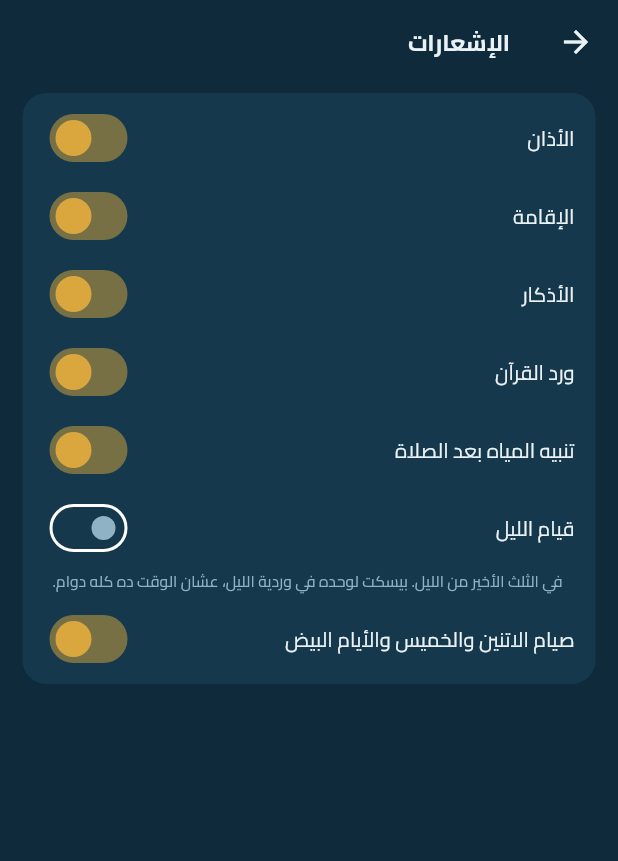
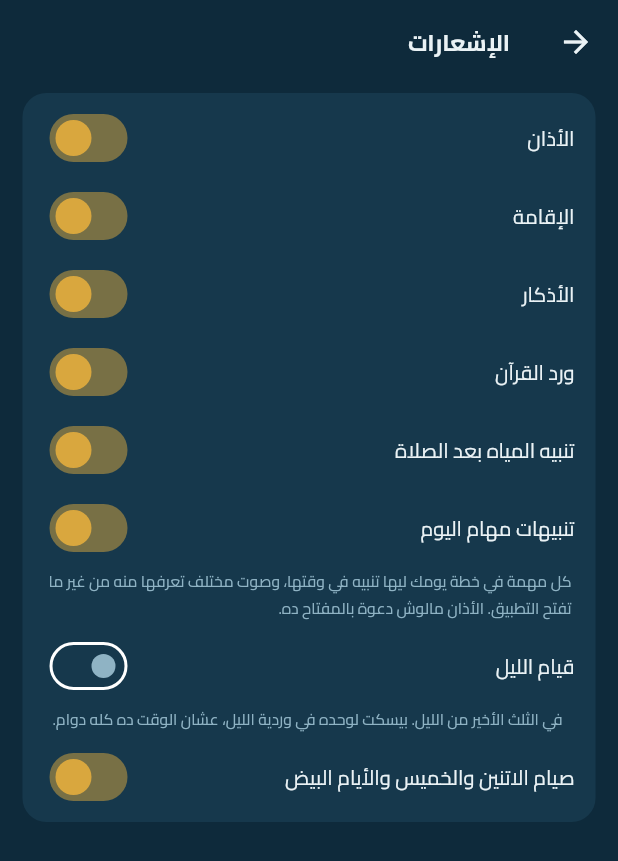
Before and after one commit to Eslamfoka/noury, a Flutter app: the SettingsSectionScreen screen opened directly with empty values, on a phone screen of 412 x 824 dp. Shown: the top 861 px of the screen. Run offline on Flutter 3.47's test engine with Material 3 defaults, Android fonts, the phone set to English and light mode, and no system bars; our stand-ins replace adhan, drift, flutter_local_notifications, flutter_riverpod, flutter_timezone, geolocator and 3 more; accounts and stored records are empty; generated files the repository leaves out were written again; statements that could not run were skipped.

Commit message:
feat(settings): a switch for the task alarms
Every other kind of notification has one; the day's own alarms should not
be the exception. الإعدادات → الإشعارات → تنبيهات مهام اليوم.

On by default, so an upgrade gets the feature rather than having to find
it — the opposite default to قيام الليل, and deliberately: قيام wakes you
at two in the morning, while these are the day Nouri already plans for you.

The line under it says what the switch does *and* what it does not: «الأذان
مالوش دعوة بالمفتاح ده». Silencing the tasks must never read as though it
might silence the prayer call.

Schema v11, additive, one column.

1038 tests passing, analyze clean.

Co-Authored-By: Claude Opus 5 <noreply@anthropic.com>
Claude-Session: https://claude.ai/code/session_01F3d4STf6o3PMvXds1NpB9r

```diff
--- a/lib/core/notifications/scheduling_config_from_db.dart
+++ b/lib/core/notifications/scheduling_config_from_db.dart
@@ -56,6 +56,7 @@ Future<SchedulingConfig> schedulingConfigFromDb(
     notifyFasting: s.notifyFasting,
     notifyWater: s.notifyWater,
     notifyQiyam: s.notifyQiyam,
+    notifyTasks: s.notifyTasks,
     // Only قيام reads this: on a night shift the whole last third is duty
     // time, so there is nothing to offer.
     shift: switch (s.shiftType) {
--- a/lib/features/settings/settings_controller.dart
+++ b/lib/features/settings/settings_controller.dart
@@ -256,6 +256,7 @@ class SettingsController {
       'fasting' => SettingsRowsCompanion(notifyFasting: Value(enabled)),
       'water' => SettingsRowsCompanion(notifyWater: Value(enabled)),
       'qiyam' => SettingsRowsCompanion(notifyQiyam: Value(enabled)),
+      'tasks' => SettingsRowsCompanion(notifyTasks: Value(enabled)),
       _ => throw ArgumentError('unknown channel: $channel'),
     };
     await db.settingsDao.update(companion);
--- a/lib/features/settings/settings_sections.dart
+++ b/lib/features/settings/settings_sections.dart
@@ -122,6 +122,23 @@ List<Widget> settingsSectionChildren(
               await controller.toggleChannel('water', v);
               ref.invalidate(settingsProvider);
             },
+          ),
+          SwitchRow(
+            key: const ValueKey('notify-tasks'),
+            label: 'تنبيهات مهام اليوم',
+            value: s.notifyTasks,
+            onChanged: (v) async {
+              await controller.toggleChannel('tasks', v);
+              ref.invalidate(settingsProvider);
+            },
+          ),
+          Padding(
+            padding: const EdgeInsets.only(right: 2, bottom: 4),
+            child: Text(
+              'كل مهمة في خطة يومك ليها تنبيه في وقتها، وصوت مختلف تعرفها '
+              'منه من غير ما تفتح التطبيق. الأذان مالوش دعوة بالمفتاح ده.',
+              style: cairo(size: 10.5, color: NouriColors.muted, height: 1.7),
+            ),
           ),
           SwitchRow(
             key: const ValueKey('notify-qiyam'),
```
Also changed, not shown: lib/data/db/nouri_database.dart (+7 -1 lines), lib/data/db/tables.dart (+7 -0 lines), 1 other file.
